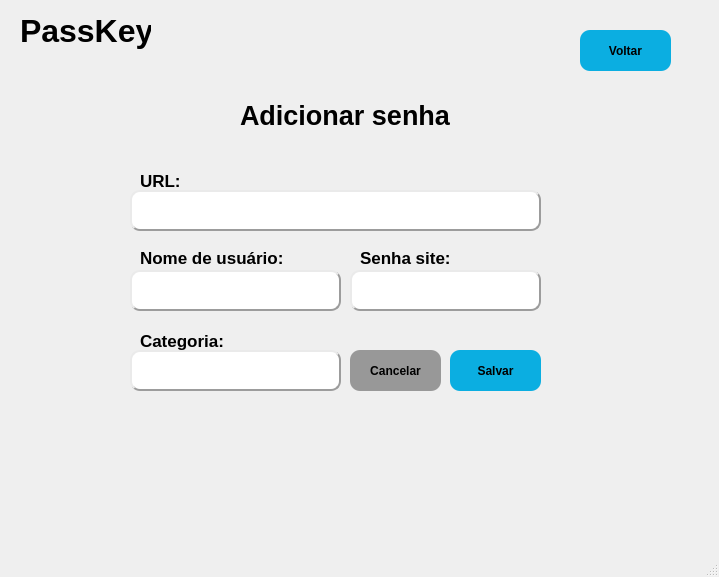
This is telas_pyqt/tela_adicionar_senha.ui in filipe-mateus/Engenharia-de-Software-II as Qt 5 draws it before an edit. The edited form follows.
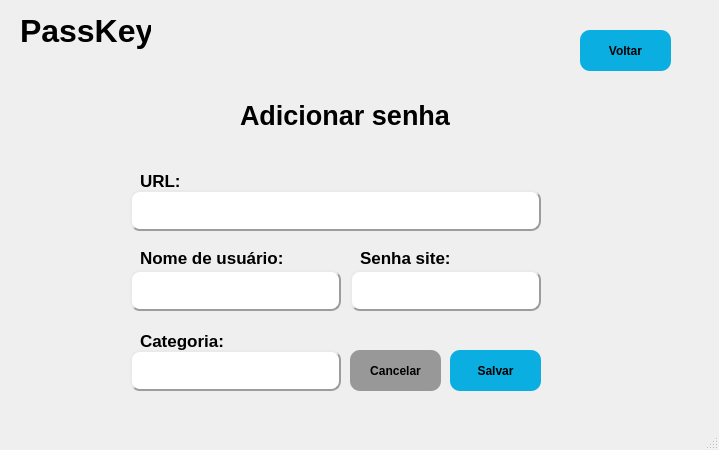
This is the edited form.

Patch:
```diff
--- a/telas_pyqt/tela_adicionar_senha.ui
+++ b/telas_pyqt/tela_adicionar_senha.ui
@@ -7,7 +7,7 @@
     <x>0</x>
     <y>0</y>
     <width>719</width>
-    <height>577</height>
+    <height>450</height>
    </rect>
   </property>
   <property name="font">
```
